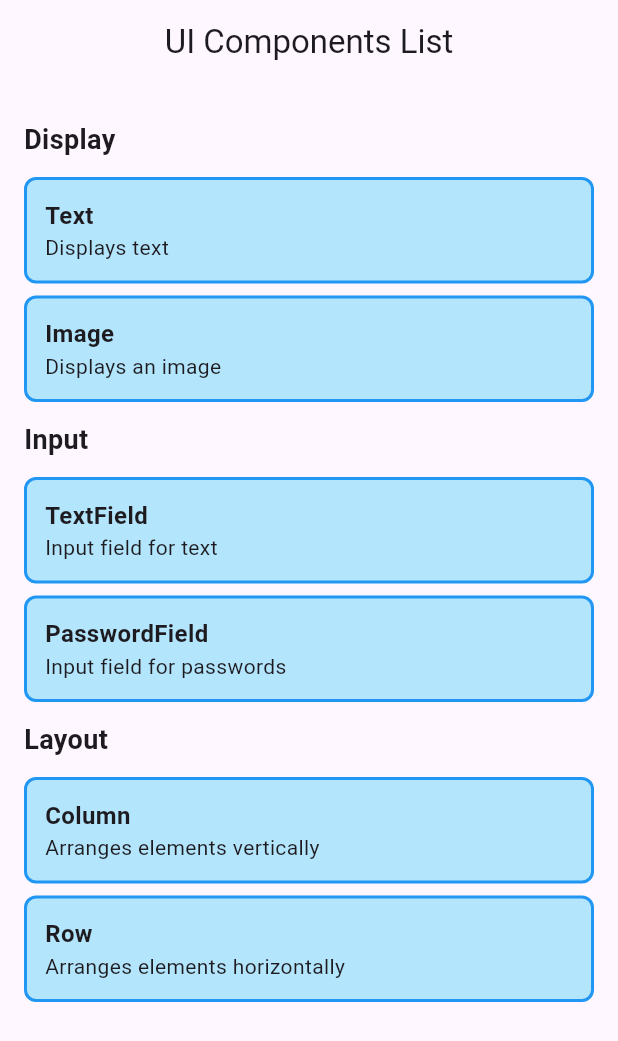
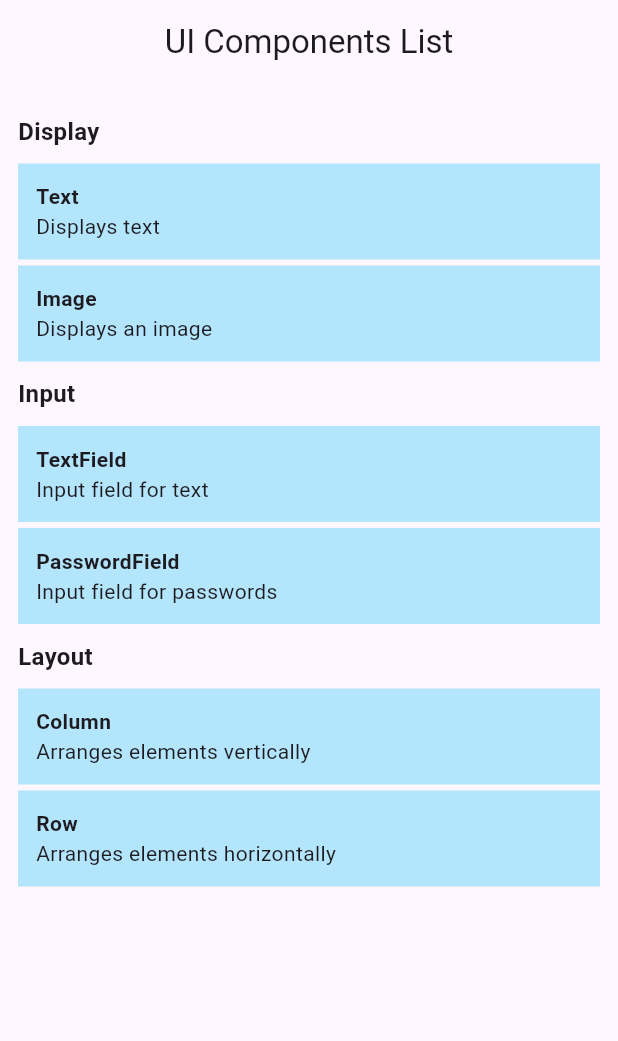
Before and after one commit to Neshaki091/Mobile_Program_Tuan_3, a Flutter app: the screen it shows after launch, after a tap on "I'm ready", on a phone screen of 412 x 824 dp. Shown: the top 1041 px of the screen. Run offline on Flutter 3.47's test engine with Material 3 defaults, Android fonts, the light colour scheme and no system bars; network calls fail.

Commit message:
chỉnh lại cho đẹp

```diff
--- a/baitap_tuan_3_1/lib/main.dart
+++ b/baitap_tuan_3_1/lib/main.dart
@@ -94,7 +94,7 @@ Widget sectionTitle(String title) {
     padding: EdgeInsets.symmetric(vertical: 8),
     child: Text(
       title,
-      style: TextStyle(fontSize: 18, fontWeight: FontWeight.bold),
+      style: TextStyle(fontSize: 16, fontWeight: FontWeight.bold),
     ),
   );
 }
@@ -108,18 +108,14 @@ Widget customContainer(
   return Container(
     width: double.infinity,
     padding: EdgeInsets.all(12),
-    margin: EdgeInsets.symmetric(vertical: 4),
-    decoration: BoxDecoration(
-      color: Colors.lightBlue[100],
-      border: Border.all(color: borderColor, width: 2),
-      borderRadius: BorderRadius.circular(8),
-    ),
+    margin: EdgeInsets.symmetric(vertical: 2),
+    decoration: BoxDecoration(color: Colors.lightBlue[100]),
     child: Column(
       crossAxisAlignment: CrossAxisAlignment.start,
       children: [
         Text(
           title,
-          style: TextStyle(fontSize: 16, fontWeight: FontWeight.bold),
+          style: TextStyle(fontSize: 14, fontWeight: FontWeight.bold),
         ),
         Text(subtitle, style: TextStyle(fontSize: 14)),
       ],
@@ -139,7 +135,7 @@ class SecondScreen extends StatelessWidget {
           ),
         ),
         body: Padding(
-          padding: EdgeInsets.all(16),
+          padding: EdgeInsets.all(12),
           child: Column(
             crossAxisAlignment: CrossAxisAlignment.start,
             children: [
```
Also changed, not shown: baitap_tuan_3_2/lib/main.dart (+10 -19 lines).
